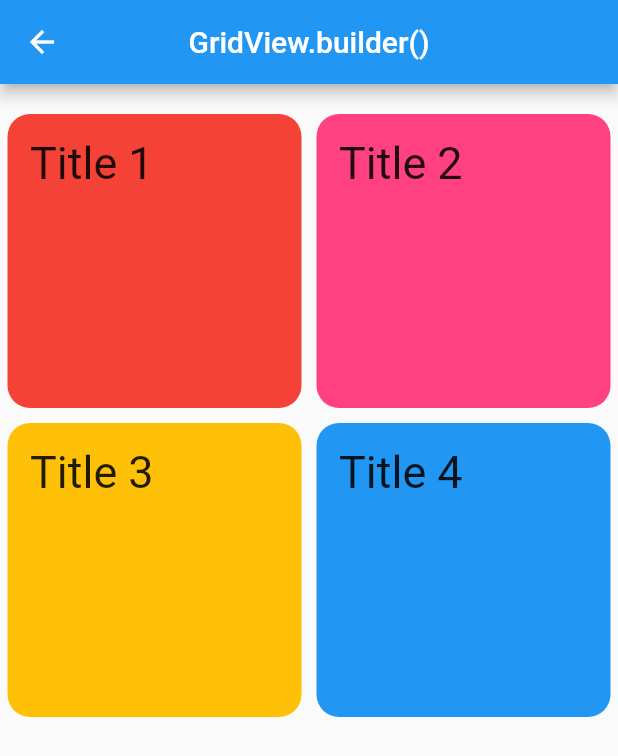
After one commit to oussemanaffetyy/ListView-GridView-Flutter, a Flutter app: the MyGridViewConstructorsPage screen opened directly, after a tap on "GridView.builder()", on a phone screen of 412 x 824 dp. The commit adds this screen. Shown: the top 756 px of the screen. Run offline on Flutter 3.47's test engine with Material 2 defaults, Android fonts, the light colour scheme and no system bars.

Commit message:
GridView vf commit

```diff
--- /dev/null
+++ b/lib/Pages/GridView/MyGridViewBuilderPage.dart
@@ -0,0 +1,59 @@
+import 'package:flutter/material.dart';
+
+class MyGridViewBuilderPage extends StatefulWidget {
+  @override
+  State<MyGridViewBuilderPage> createState() => _MyGridViewBuilderPageState();
+}
+
+Widget info(String title, Color color) {
+  return Container(
+    padding: EdgeInsets.all(15),
+    margin: EdgeInsets.all(5),
+    child: Text(
+      title,
+      style: TextStyle(fontSize: 30),
+    ),
+    decoration: BoxDecoration(
+      color: color,
+      borderRadius: BorderRadius.circular(15),
+    ),
+  );
+}
+
+class _MyGridViewBuilderPageState extends State<MyGridViewBuilderPage> {
+  final List<Color> colors = [
+    Colors.red,
+    Colors.pinkAccent,
+    Colors.amber,
+    Colors.blue,
+    Colors.pink,
+    Colors.green,
+    Colors.red,
+    Colors.purple,
+    Colors.pinkAccent,
+    Colors.amber,
+    Colors.pink,
+    Colors.green,
+  ];
+
+  @override
+  Widget build(BuildContext context) {
+    return Scaffold(
+      appBar: AppBar(
+        centerTitle: true,
+        title: Text('GridView.builder()'),
+      ),
+      body: Container(
+        padding: EdgeInsets.only(top: 15),
+        child: GridView.builder(
+          gridDelegate:
+              SliverGridDelegateWithFixedCrossAxisCount(crossAxisCount: 2),
+          itemCount: 4,
+          itemBuilder: (BuildContext context, int index) {
+            return info('Title ${index + 1}', colors[index % colors.length]);
+          },
+        ),
+      ),
+    );
+  }
+}
--- /dev/null
+++ b/lib/Pages/GridView/MyGridViewCountPage.dart
@@ -0,0 +1,54 @@
+import 'package:flutter/material.dart';
+
+class MyGridViewCountPage extends StatefulWidget {
+  @override
+  State<MyGridViewCountPage> createState() => _MyGridViewCountPageState();
+}
+
+Widget info(String title, Color color) {
+  return Container(
+    padding: EdgeInsets.all(15),
+    margin: EdgeInsets.all(5),
+    child: Text(
+      title,
+      style: TextStyle(fontSize: 30),
+    ),
+    decoration:
+        BoxDecoration(color: color, borderRadius: BorderRadius.circular(15)),
+  );
+}
+
+class _MyGridViewCountPageState extends State<MyGridViewCountPage> {
+  @override
+  Widget build(BuildContext context) {
+    return Scaffold(
+      appBar: AppBar(
+        centerTitle: true,
+        title: Text('GridView.count()'),
+      ),
+      body: Container(
+        padding: EdgeInsets.only(top: 15),
+        child: GridView.count(
+          crossAxisCount: 3,
+          padding: const EdgeInsets.all(5.0),
+          mainAxisSpacing: 5.0,
+          crossAxisSpacing: 5.0,
+          children: <Widget>[
+            info('Title 1', Colors.red),
+            info('Title 2', Colors.pinkAccent),
+            info('Title 3', Colors.amber),
+            info('Title 4', Colors.blue),
+            info('Title 5', Colors.pink),
+            info('Title 7', Colors.green),
+            info('Title 8', Colors.red),
+            info('Title 9', Colors.pinkAccent),
+            info('Title 10', Colors.amber),
+            info('Title 11', Colors.blue),
+            info('Title 12', Colors.pink),
+            info('Title 13', Colors.green),
+          ],
+        ),
+      ),
+    );
+  }
+}
--- /dev/null
+++ b/lib/Pages/GridView/MyGridViewCustomPage.dart
@@ -0,0 +1,54 @@
+import 'package:flutter/material.dart';
+
+class MyGridViewCustomPage extends StatefulWidget {
+  @override
+  State<MyGridViewCustomPage> createState() => _MyGridViewCustomPageState();
+}
+
+Widget info(String title, Color color) {
+  return Container(
+    padding: EdgeInsets.all(15),
+    margin: EdgeInsets.all(5),
+    child: Text(
+      title,
+      style: TextStyle(fontSize: 30),
+    ),
+    decoration: BoxDecoration(
+      color: color,
+      borderRadius: BorderRadius.circular(15),
+    ),
+  );
+}
+
+class _MyGridViewCustomPageState extends State<MyGridViewCustomPage> {
+  @override
+  Widget build(BuildContext context) {
+    return Scaffold(
+      appBar: AppBar(
+        centerTitle: true,
+        title: Text('GridView.custom()'),
+      ),
+      body: Container(
+        padding: EdgeInsets.only(top: 15),
+        child: GridView.custom(
+          gridDelegate:
+              SliverGridDelegateWithFixedCrossAxisCount(crossAxisCount: 3),
+          childrenDelegate: SliverChildListDelegate([
+            info('Title 1', Colors.red),
+            info('Title 2', Colors.pinkAccent),
+            info('Title 3', Colors.amber),
+            info('Title 4', Colors.blue),
+            info('Title 5', Colors.pink),
+            info('Title 7', Colors.green),
+            info('Title 8', Colors.red),
+            info('Title 9', Colors.pinkAccent),
+            info('Title 10', Colors.amber),
+            info('Title 11', Colors.blue),
+            info('Title 12', Colors.pink),
+            info('Title 13', Colors.green),
+          ]),
+        ),
+      ),
+    );
+  }
+}
--- /dev/null
+++ b/lib/Pages/GridView/MyGridViewExtentPage.dart
@@ -0,0 +1,52 @@
+import 'package:flutter/material.dart';
+
+class MyGridViewExtentPage extends StatefulWidget {
+  @override
+  State<MyGridViewExtentPage> createState() => _MyGridViewExtentPageState();
+}
+
+Widget info(String title, Color color) {
+  return Container(
+    padding: EdgeInsets.all(15),
+        margin:EdgeInsets.all(5),
+
+    child: Text(
+      title,
+      style: TextStyle(fontSize: 30),
+    ),
+    decoration:
+        BoxDecoration(color: color, borderRadius: BorderRadius.circular(15)),
+  );
+}
+
+class _MyGridViewExtentPageState extends State<MyGridViewExtentPage> {
+  @override
+  Widget build(BuildContext context) {
+    return Scaffold(
+      appBar: AppBar(
+        centerTitle: true,
+        title: Text('GridView.extent()'),
+      ),
+      body: Container(
+        padding: EdgeInsets.only(top: 15),
+        child: GridView.extent(
+          maxCrossAxisExtent: 200,
+          children: <Widget>[
+            info('Title 1', Colors.red),
+            info('TiFtle 2', Colors.pinkAccent),
+            info('Title 3', Colors.amber),
+            info('Title 4', Colors.blue),
+            info('Title 5', Colors.pink),
+            info('Title 7', Colors.green),
+            info('Title 8', Colors.red),
+            info('Title 9', Colors.pinkAccent),
+            info('Title 10', Colors.amber),
+            info('Title 11', Colors.blue),
+            info('Title 12', Colors.pink),
+            info('Title 13', Colors.green),
+          ],
+        ),
+      ),
+    );
+  }
+}
--- /dev/null
+++ b/lib/Pages/GridView/MyGridViewPage.dart
@@ -0,0 +1,52 @@
+import 'package:flutter/material.dart';
+
+class MyGridViewPage extends StatefulWidget {
+  @override
+  State<MyGridViewPage> createState() => _MyGridViewPageState();
+}
+
+Widget info(String title, Color color) {
+  return Container(
+    padding: EdgeInsets.all(15),
+    margin: EdgeInsets.all(5),
+    child: Text(
+      title,
+      style: TextStyle(fontSize: 30),
+    ),
+    decoration:
+        BoxDecoration(color: color, borderRadius: BorderRadius.circular(15)),
+  );
+}
+
+class _MyGridViewPageState extends State<MyGridViewPage> {
+  @override
+  Widget build(BuildContext context) {
+    return Scaffold(
+      appBar: AppBar(
+        centerTitle: true,
+        title: Text('GridView()'),
+      ),
+      body: Container(
+        padding: EdgeInsets.only(top: 15),
+        child: GridView(
+          gridDelegate:
+              SliverGridDelegateWithFixedCrossAxisCount(crossAxisCount: 2),
+          children: <Widget>[
+            info('Title 1', Colors.red),
+            info('Title 2', Colors.pinkAccent),
+            info('Title 3', Colors.amber),
+            info('Title 4', Colors.blue),
+            info('Title 5', Colors.pink),
+            info('Title 7', Colors.green),
+            info('Title 8', Colors.red),
+            info('Title 9', Colors.pinkAccent),
+            info('Title 10', Colors.amber),
+            info('Title 11', Colors.blue),
+            info('Title 12', Colors.pink),
+            info('Title 13', Colors.green),
+          ],
+        ),
+      ),
+    );
+  }
+}
--- a/lib/Pages/GridView_page.dart
+++ b/lib/Pages/GridView_page.dart
@@ -1,50 +1,106 @@
 import 'package:flutter/material.dart';
+import 'GridView/MyGridViewPage.dart';
+import 'GridView/MyGridViewCustomPage.dart';
+import 'GridView/MyGridViewCountPage.dart';
+import 'GridView/MyGridViewBuilderPage.dart';
+import 'GridView/MyGridViewExtentPage.dart';
 
-class GridViewBuilder extends StatelessWidget {
-  GridViewBuilder({ Key? key }) : super(key: key);
+class MyGridViewConstructorsPage extends StatefulWidget {
+  MyGridViewConstructorsPage();
 
- final List<String> picturesUrl = <String>[
-   'https://cdn.pixabay.com/photo/2022/02/03/18/49/blossoms-6991112_1280.jpg',
-   'https://cdn.pixabay.com/photo/2022/02/03/18/49/blossoms-6991112_1280.jpg',
-   'https://cdn.pixabay.com/photo/2022/02/03/18/49/blossoms-6991112_1280.jpg',
-   'https://cdn.pixabay.com/photo/2022/02/03/18/49/blossoms-6991112_1280.jpg',
-   'https://cdn.pixabay.com/photo/2022/02/03/18/49/blossoms-6991112_1280.jpg',
-   'https://cdn.pixabay.com/photo/2022/02/03/18/49/blossoms-6991112_1280.jpg',
-   'https://cdn.pixabay.com/photo/2022/02/03/18/49/blossoms-6991112_1280.jpg',
-   'https://cdn.pixabay.com/photo/2022/02/03/18/49/blossoms-6991112_1280.jpg',
-   'https://cdn.pixabay.com/photo/2022/02/03/18/49/blossoms-6991112_1280.jpg',
-   'https://cdn.pixabay.com/photo/2022/02/03/18/49/blossoms-6991112_1280.jpg',
-   'https://cdn.pixabay.com/photo/2022/02/03/18/49/blossoms-6991112_1280.jpg',
-   'https://cdn.pixabay.com/photo/2022/02/03/18/49/blossoms-6991112_1280.jpg',
+  @override
+  _MyGridViewConstructorsPageState createState() =>
+      _MyGridViewConstructorsPageState();
+}
 
-   ];
+class _MyGridViewConstructorsPageState
+    extends State<MyGridViewConstructorsPage> {
   @override
   Widget build(BuildContext context) {
     return Scaffold(
-      appBar: AppBar(
-        title: Text("Grid View Builder Example"),
-      ),
-      body: GridView.builder(
-        gridDelegate: const SliverGridDelegateWithFixedCrossAxisCount(
-          crossAxisCount: 2,
-          mainAxisSpacing: 10,
-          crossAxisSpacing: 10,
-          childAspectRatio: 1.3
+      appBar: AppBar(title: Text('GridView')),
+      body: Container(
+        margin: EdgeInsets.only(top: 15),
+        child: Column(
+          crossAxisAlignment: CrossAxisAlignment.center,
+          children: [
+            Container(
+              width: double.infinity,
+              height: 60,
+              margin: EdgeInsets.symmetric(horizontal: 30, vertical: 15),
+              child: ElevatedButton(
+                  child: Text('GridView()',
+                      style: TextStyle(color: Colors.white, fontSize: 25)),
+                  onPressed: () { Navigator.push(
+                        context,
+                        MaterialPageRoute(builder:(context)=> MyGridViewPage())
+                  );
+  },
+            )),
+
+            Container(
+              width: double.infinity,
+              height: 60,
+              margin: EdgeInsets.symmetric(horizontal: 30, vertical: 15),
+              child: ElevatedButton(
+                  child: Text('GridView.count()',
+                      style: TextStyle(color: Colors.white, fontSize: 25)),
+                  onPressed: () { Navigator.push(
+                        context,
+                        MaterialPageRoute(builder:(context)=> MyGridViewCountPage())
+                  );
+  },
+            )),
+
+
+            Container(
+              width: double.infinity,
+              height: 60,
+              margin: EdgeInsets.symmetric(horizontal: 30, vertical: 15),
+              child: ElevatedButton(
+                  child: Text('GridView.builder()',
+                      style: TextStyle(color: Colors.white, fontSize: 25)),
+                  onPressed: () { Navigator.push(
+                        context,
+                        MaterialPageRoute(builder:(context)=> MyGridViewBuilderPage())
+                  );
+  },
+            )),
+
+
+            Container(
+              width: double.infinity,
+              height: 60,
+              margin: EdgeInsets.symmetric(horizontal: 30, vertical: 15),
+              child: ElevatedButton(
+                  child: Text('GridView.custom()',
+                      style: TextStyle(color: Colors.white, fontSize: 25)),
+                  onPressed: () { Navigator.push(
+                        context,
+                        MaterialPageRoute(builder:(context)=> MyGridViewCustomPage())
+                  );
+  },
+            )),
+
+
+            Container(
+              width: double.infinity,
+              height: 60,
+              margin: EdgeInsets.symmetric(horizontal: 30, vertical: 15),
+              child: ElevatedButton(
+                  child: Text('GridView.extent()',
+                      style: TextStyle(color: Colors.white, fontSize: 25)),
+                  onPressed: () { Navigator.push(
+                        context,
+                        MaterialPageRoute(builder:(context)=> MyGridViewExtentPage())
+                  );
+  },
+            )),
+
+
+
+          ],
         ),
-        itemCount: picturesUrl.length,
-        itemBuilder: (context, index){
-          return Padding(
-            padding: const EdgeInsets.all(2.0),
-            child: ClipRRect(
-              borderRadius: BorderRadius.circular(5),
-              child: Image(
-                fit: BoxFit.cover,
-                width: double.infinity,
-                height: 400,
-                image: NetworkImage(picturesUrl[index])),
-            ),
-          );
-        },
       ),
     );
   }
--- a/lib/main.dart
+++ b/lib/main.dart
@@ -7,10 +7,10 @@ void main() {
 }
 
 class MyApp extends StatelessWidget {
-  // This widget is the root of your application.
   @override
   Widget build(BuildContext context) {
     return MaterialApp(
+      debugShowCheckedModeBanner: false,
       title: 'ListView GridView',
       home: HomePage(),
     );
```
Also changed, not shown: lib/Pages/home_page.dart (+26 -18 lines), lib/Pages/ListView/ListViewBuilder_page.dart (renamed from lib/Pages/ListViewBuilder_page.dart).
